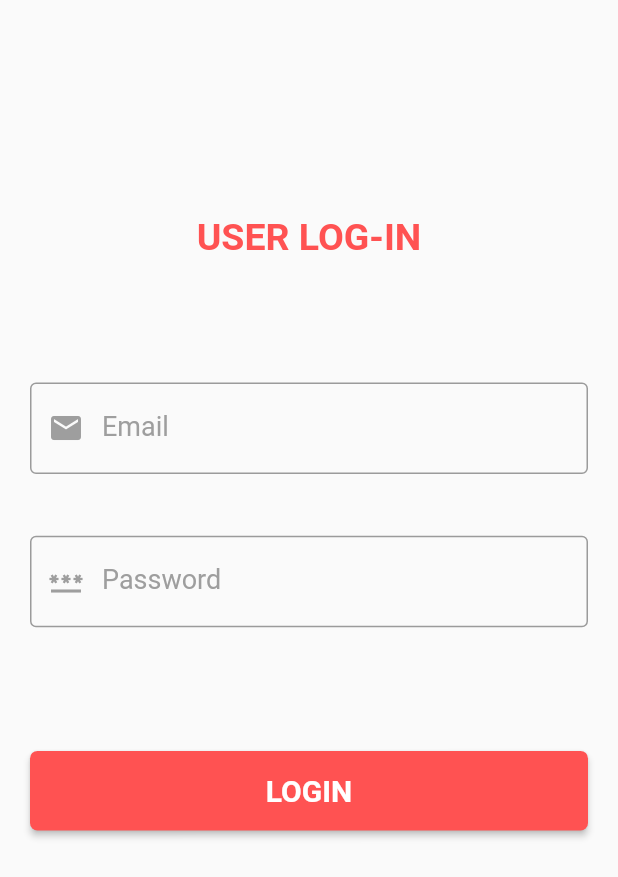
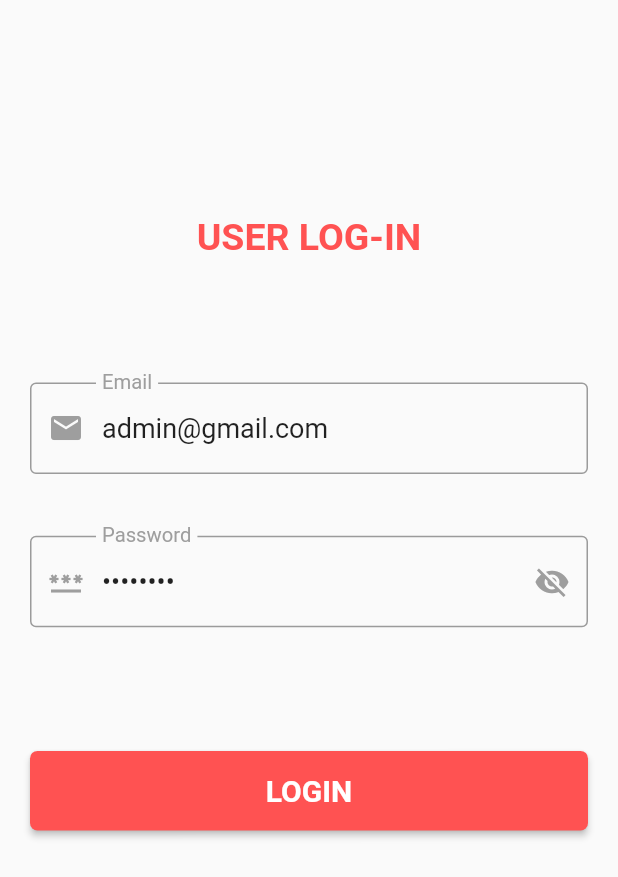
Before and after one commit to mdrislam/Smart-Blog-Post, a Flutter app: the screen it shows after launch, on a phone screen of 412 x 824 dp. Shown: the top 877 px of the screen. Run offline on Flutter 3.47's test engine with Material 2 defaults, Android fonts, the phone set to English and light mode, and no system bars; our stand-ins replace get.

Commit message:
implement Login Api

```diff
--- /dev/null
+++ b/lib/app/data/const/base_url.dart
@@ -0,0 +1,3 @@
+class BaseUrl {
+  static const baseUrl = 'https://apitest.hotelsetting.com/api';
+}
--- a/lib/app/modules/login/views/login_view.dart
+++ b/lib/app/modules/login/views/login_view.dart
@@ -43,12 +43,16 @@ class LoginView extends GetView<LoginController> {
               SizedBox(
                 height: MediaQuery.of(context).size.height * 0.05,
               ),
-              CustomTextFormField(
+              Obx(() => CustomTextFormField(
                   textEditingController: controller.passwordController,
                   lebleText: ConstStrings.passwordTitle,
                   hintText: ConstStrings.passwordEntryHints,
                   textInputType: TextInputType.visiblePassword,
-                  icon: Icons.password),
+                  press: () {
+                    controller.visible.value = !controller.visible.value;
+                  },
+                  visible: controller.visible.value,
+                  icon: Icons.password)),
               SizedBox(
                 height: MediaQuery.of(context).size.height * 0.1,
               ),
--- a/lib/app/widgets/custom_text_form_field.dart
+++ b/lib/app/widgets/custom_text_form_field.dart
@@ -10,16 +10,17 @@ class CustomTextFormField extends StatelessWidget {
   final TextInputType textInputType;
   final bool visible;
   final IconData icon;
+  final VoidCallback? press;
 
-  const CustomTextFormField(
-      {Key? key,
-      required this.textEditingController,
-      required this.lebleText,
-      required this.hintText,
-      required this.textInputType,
-      this.visible = false,
-      required this.icon,})
-      : super(key: key);
+  const CustomTextFormField({
+    Key? key,
+    required this.textEditingController,
+    required this.lebleText,
+    required this.hintText,
+    required this.textInputType,
+    this.visible = false,
+    required this.icon,  this.press,
+  }) : super(key: key);
 
   @override
   Widget build(BuildContext context) {
@@ -30,8 +31,7 @@ class CustomTextFormField extends StatelessWidget {
         child: TextFormField(
           controller: textEditingController,
           keyboardType: textInputType,
-          obscureText:
-              textInputType == TextInputType.visiblePassword ? true : false,
+          obscureText: visible,
           style: const TextStyle(fontSize: 18),
           cursorColor: AppColors.primaryColor,
           decoration: InputDecoration(
@@ -39,6 +39,15 @@ class CustomTextFormField extends StatelessWidget {
                 icon,
                 color: Colors.grey,
               ),
+              suffixIcon: textInputType == TextInputType.visiblePassword
+                  ? InkWell(
+                      onTap: press,
+                      child: Icon(
+                        visible ? Icons.visibility_off : Icons.visibility,
+                        color: Colors.grey,
+                      ),
+                    )
+                  : null,
               labelText: lebleText.toString(),
               hintText: hintText.toString(),
               labelStyle: const TextStyle(color: Colors.grey),
@@ -59,8 +68,8 @@ class CustomTextFormField extends StatelessWidget {
                     width: 1,
                     color: AppColors.primaryColor.withOpacity(0.3),
                   )),
-              errorStyle: TextStyle(
-                color: AppColors.primaryColor.withOpacity(0.3),
+              errorStyle: const TextStyle(
+                color: AppColors.primaryColor,
               )),
           validator: validation,
         ),
@@ -79,7 +88,7 @@ class CustomTextFormField extends StatelessWidget {
     if (textInputType == TextInputType.visiblePassword) {
       if (value!.isEmpty) {
         return ConstStrings.emptyFields;
-      } else if (value.length < 6) {
+      } else if (value.length < 8) {
         return ConstStrings.passwordvalidation;
       }
     }
```
Also changed, not shown: lib/app/modules/login/controllers/login_controller.dart (+19 -4 lines), lib/app/modules/login/providers/login_provider.dart (+5 -4 lines).
